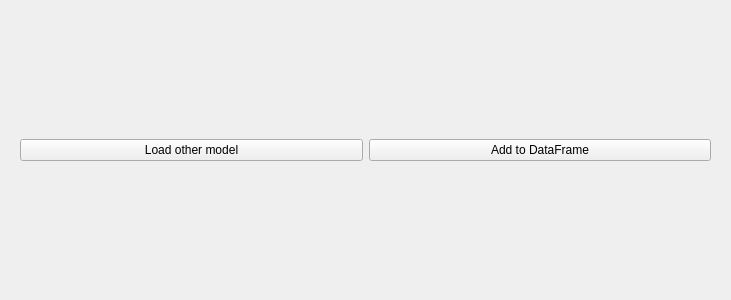
Old version of the form QtBrainChartGUI/plugins/harmonization/harmonization.ui in the repository CBICA/niCHART.
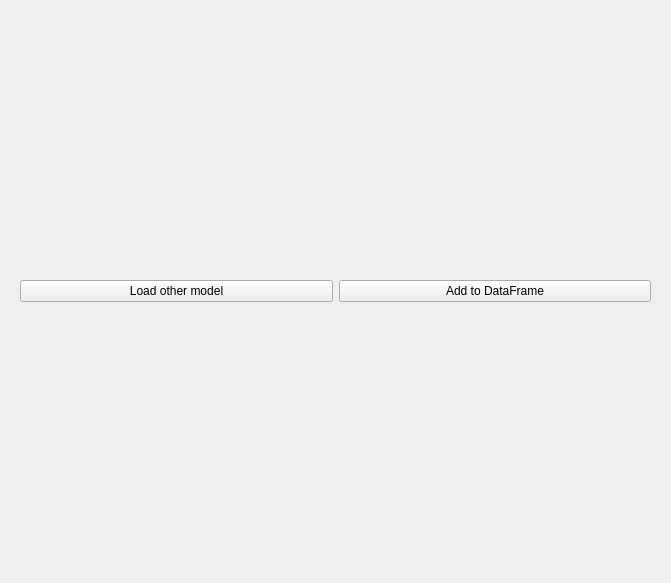
New version of the form.

Commit message: Add figure of harmonization parameters

```diff
--- a/QtBrainChartGUI/plugins/harmonization/harmonization.ui
+++ b/QtBrainChartGUI/plugins/harmonization/harmonization.ui
@@ -6,8 +6,8 @@
    <rect>
     <x>0</x>
     <y>0</y>
-    <width>731</width>
-    <height>300</height>
+    <width>671</width>
+    <height>583</height>
    </rect>
   </property>
   <property name="windowTitle">
```
Left out of the diff: 3 changed lines with no effect on the pictures. The commit also changes 1 other file.
